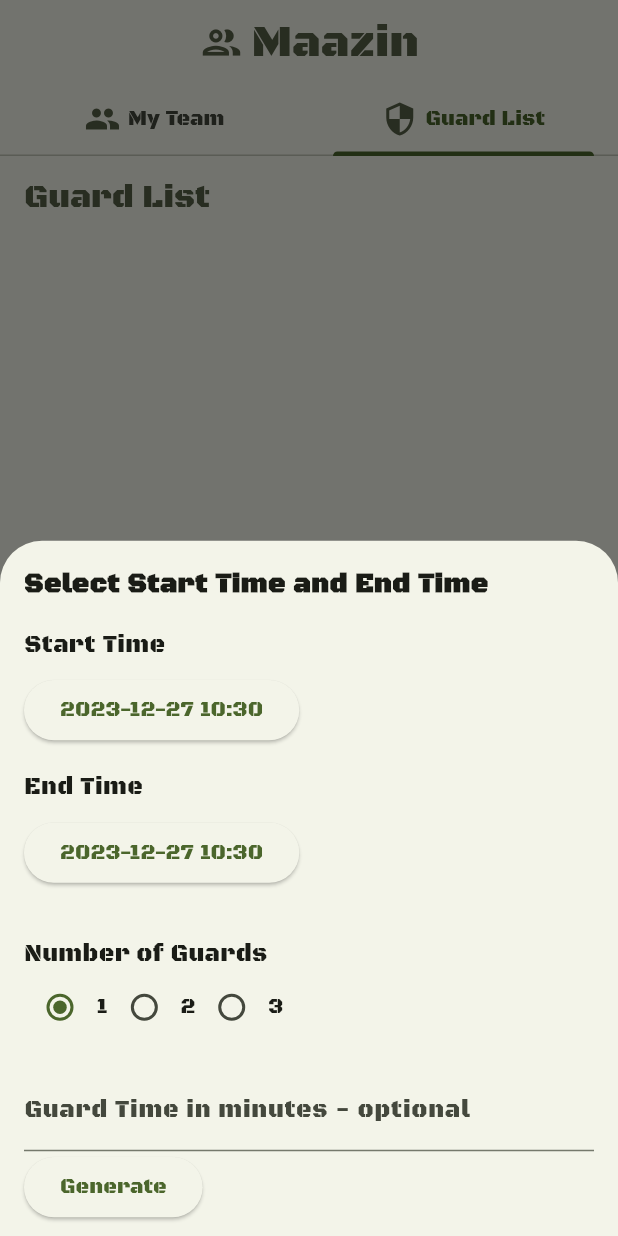
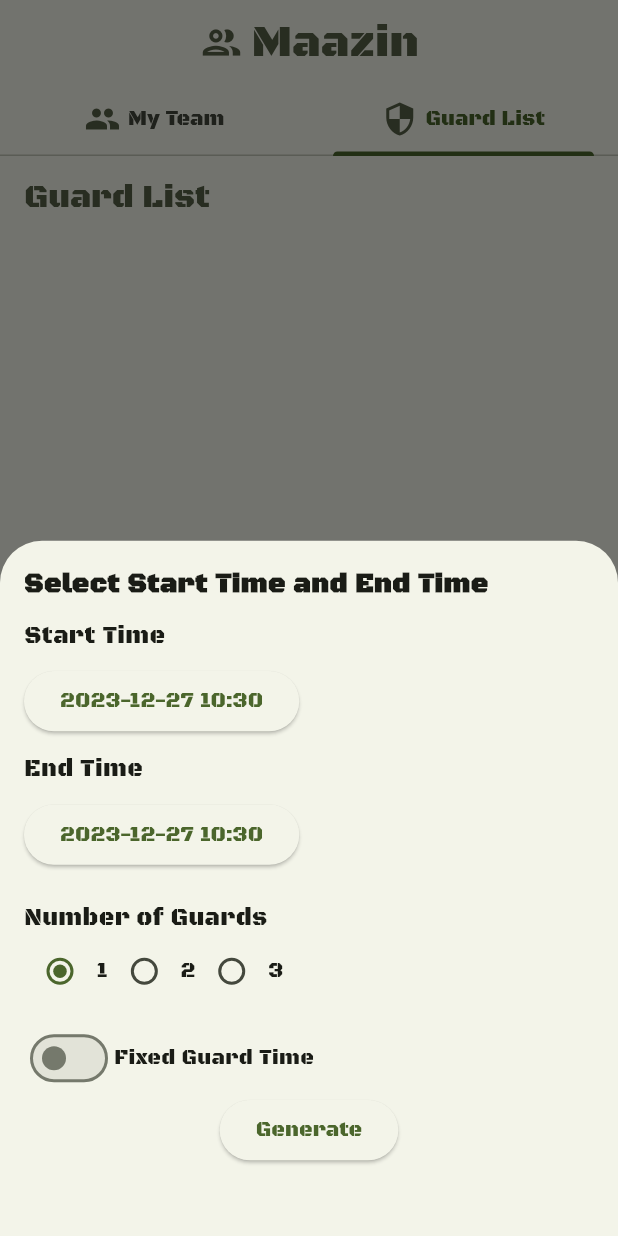
Before and after one commit to RonGissin/maazin_app, a Flutter app: the screen it shows after launch, tab 2 chosen, after a tap on the "edit" icon, on a phone screen of 412 x 824 dp. Run offline on Flutter 3.47's test engine with Material 3 defaults, Android fonts, the phone set to English and light mode, and no system bars; our stand-ins replace shared_preferences.

Commit message:
fix bugs

```diff
--- a/lib/screens/guard_list_screen.dart
+++ b/lib/screens/guard_list_screen.dart
@@ -1,4 +1,5 @@
 import 'package:flutter/material.dart';
+import '../widgets/generate_list_modal.dart'; // Import the GenerateListModal class
 import 'package:maazin_app/guard_list_generator.dart';
 import 'package:maazin_app/models/assigned_team_member.dart';
 import '../models/team_member.dart';
@@ -10,7 +11,7 @@ import '../widgets/number_of_guards_input.dart';
 import 'package:flutter/services.dart';
 
 class GuardListScreen extends StatefulWidget {
-  const GuardListScreen({super.key});
+  const GuardListScreen({Key? key}) : super(key: key);
 
   @override
   _GuardListScreenState createState() => _GuardListScreenState();
@@ -26,23 +27,29 @@ class _GuardListScreenState extends State<GuardListScreen>
   DateTime selectedStartTime = DateTime.now();
   DateTime selectedEndTime = DateTime.now();
   bool isInvalidTime = false;
-  int? intGuardTime ;
+  int? intGuardTime;
   TextEditingController doubleGuardTimeController = TextEditingController();
+  bool isFixedGuardTime = false;
 
   @override
   bool get wantKeepAlive => true;
 
-  void _showGenerateListModal(BuildContext context, DateTime previousStartTime, DateTime previousEndTime) {
+  void _showGenerateListModal(
+      BuildContext context, DateTime previousStartTime, DateTime previousEndTime) {
     showModalBottomSheet(
       context: context,
       builder: (BuildContext context) {
-        return _buildGenerateListModal(context, previousStartTime, previousEndTime);
+        return GenerateListModal(
+          onGenerateList: _generateList, // Pass the callback function
+          previousStartTime: previousStartTime,
+          previousEndTime: previousEndTime,
+        );
       },
     );
   }
 
-Widget _buildGenerateListModal(BuildContext context, DateTime previousStartTime, DateTime previousEndTime) {
-
+  Widget _buildGenerateListModal(
+      BuildContext context, DateTime previousStartTime, DateTime previousEndTime) {
     return Container(
       padding: const EdgeInsets.all(16.0),
       child: Column(
@@ -52,7 +59,7 @@ Widget _buildGenerateListModal(BuildContext context, DateTime previousStartTime,
             'Select Start Time and End Time',
             style: TextStyle(fontSize: 18.0, fontWeight: FontWeight.bold),
           ),
-        const SizedBox(height: 16.0),
+          const SizedBox(height: 10.0),
           DateTimePicker(
             label: 'Start Time',
             initialTime: previousStartTime,
@@ -62,19 +69,18 @@ Widget _buildGenerateListModal(BuildContext context, DateTime previousStartTime,
               });
             },
           ),
-        const SizedBox(height: 16.0),
+          const SizedBox(height: 10.0),
           DateTimePicker(
             label: 'End Time',
             initialTime: previousEndTime,
             onTimeChanged: (DateTime time) {
               setState(() {
                 selectedEndTime = time;
-
                 isInvalidTime = selectedStartTime.isAfter(selectedEndTime);
               });
             },
           ),
-        const SizedBox(height: 16.0),
+          const SizedBox(height: 10.0),
           Visibility(
             visible: isInvalidTime,
             child: Text(
@@ -82,7 +88,7 @@ Widget _buildGenerateListModal(BuildContext context, DateTime previousStartTime,
               style: TextStyle(color: Colors.red),
             ),
           ),
-        const SizedBox(height: 16.0),
+          const SizedBox(height: 10.0),
           NumberOfGuardsInput(
             initialState: numberOfConcurrentGuards,
             onChanged: (value) {
@@ -91,12 +97,26 @@ Widget _buildGenerateListModal(BuildContext context, DateTime previousStartTime,
               });
             },
           ),
-        const SizedBox(height: 16.0),
-            TextField(
+          const SizedBox(height: 10.0),
+          Row(
+            children: [
+              Switch( // Change Checkbox to Switch
+                value: isFixedGuardTime,
+                onChanged: (value) {
+                  setState(() {
+                    isFixedGuardTime = value;
+                  });
+                },
+              ),
+              Text('Fixed Guard Time'),
+            ],
+          ),
+          Visibility(
+            visible: isFixedGuardTime,
+            child: TextField(
               controller: doubleGuardTimeController,
               keyboardType: TextInputType.number,
               onChanged: (value) {
-                // Update the stored value whenever the TextField changes
                 setState(() {
                   intGuardTime = int.tryParse(value);
                 });
@@ -106,7 +126,9 @@ Widget _buildGenerateListModal(BuildContext context, DateTime previousStartTime,
                 hintText: 'Enter guard time in minutes',
               ),
             ),
-        ElevatedButton(
+          ),
+          Center(
+            child: ElevatedButton(
             onPressed: () {
               setState(() {
                 isInvalidTime = selectedStartTime.isAfter(selectedEndTime);
@@ -123,24 +145,52 @@ Widget _buildGenerateListModal(BuildContext context, DateTime previousStartTime,
                   numberOfConcurrentGuards,
                   selectedStartTime,
                   selectedEndTime,
-                intGuardTime
-
+                  isFixedGuardTime ? intGuardTime : null,
                 );
               });
               Navigator.pop(context); // Close the modal
             },
             child: const Text('Generate'),
-        ),
+          )),
         ],
       ),
     );
+  }
+
+  void _generateList(
+    DateTime startTime,
+    DateTime endTime,
+    int? guardTime,
+    int numberOfConcurrentGuards,
+    bool isFixedGuardTime, // Add this parameter
+  ) {
+    setState(() {
+      isInvalidTime = startTime.isAfter(endTime);
+    });
+
+    // Perform validation
+    if (isInvalidTime) {
+      return;
+    }
+
+    // Perform list generation logic here
+    setState(() {
+      guardGroups = generator.generateGuardGroups(
+        teamMembers,
+        numberOfConcurrentGuards,
+        startTime,
+        endTime,
+        isFixedGuardTime ? guardTime : null,
+      );
+    });
+    Navigator.pop(context); // Close the modal
   }
 
   void _showSnackBar(BuildContext context, String message) {
     ScaffoldMessenger.of(context).showSnackBar(
       SnackBar(
         content: Padding(
-          padding: const EdgeInsets.only(bottom: 25.0), // Adjust bottom padding as needed
+          padding: const EdgeInsets.only(bottom: 25.0),
           child: Center(child: Text(message)),
         ),
         duration: Duration(seconds: 2),
@@ -163,7 +213,7 @@ Widget build(BuildContext context) {
       appBar: AppBar(
         title: Text(
           'Guard List',
-          style: TextStyle(color: secondaryColor)
+          style: TextStyle(color: secondaryColor),
         ),
       ),
       body: guardGroupsList,
@@ -174,27 +224,29 @@ Widget build(BuildContext context) {
             padding: const EdgeInsets.only(right: 16.0),
             child: FloatingActionButton(
               onPressed: () {
-              // Handle second FAB press
-              Clipboard.setData(ClipboardData(text: guardGroupsList.getReadableList()));
+                Clipboard.setData(
+                    ClipboardData(text: guardGroupsList.getReadableList()));
                 _showSnackBar(context, 'Copied!');
               },
               child: const Icon(Icons.copy),
-          ),),
-
+            ),
+          ),
           FloatingActionButton(
               onPressed: () {
-              _showGenerateListModal(context, _calculatePresentionTime(selectedStartTime), _calculatePresentionTime(selectedEndTime));
+                _showGenerateListModal(context,
+                    _calculatePresentionTime(selectedStartTime),
+                    _calculatePresentionTime(selectedEndTime));
               },
-            child: const Icon(Icons.edit)
-          ),
+              child: const Icon(Icons.edit)),
           const SizedBox(height: 16.0),
         ],
       ),
     );
   }
 
-  DateTime _calculatePresentionTime(DateTime startTime)
-  {
-    return startTime.difference(DateTime.now()) < Duration.zero ? DateTime.now():startTime;
+  DateTime _calculatePresentionTime(DateTime startTime) {
+    return startTime.difference(DateTime.now()) < Duration.zero
+        ? DateTime.now()
+        : startTime;
   }
 }
--- /dev/null
+++ b/lib/widgets/generate_list_modal.dart
@@ -0,0 +1,142 @@
+import 'package:flutter/material.dart';
+import './datetime_picker.dart';
+import './number_of_guards_input.dart';
+
+class GenerateListModal extends StatefulWidget {
+  final DateTime previousStartTime;
+  final DateTime previousEndTime;
+  final Function(DateTime, DateTime, int?, int, bool) onGenerateList;
+
+  const GenerateListModal({
+    Key? key,
+    required this.previousStartTime,
+    required this.previousEndTime,
+    required this.onGenerateList,
+  }) : super(key: key);
+
+  @override
+  _GenerateListModalState createState() => _GenerateListModalState();
+}
+
+class _GenerateListModalState extends State<GenerateListModal> {
+  DateTime selectedStartTime = DateTime.now();
+  DateTime selectedEndTime = DateTime.now();
+  bool isInvalidTime = false;
+  int numberOfConcurrentGuards = 1;
+  int? intGuardTime;
+  TextEditingController doubleGuardTimeController = TextEditingController();
+  bool isFixedGuardTime = false;
+
+  @override
+  void initState() {
+    super.initState();
+    selectedStartTime = widget.previousStartTime;
+    selectedEndTime = widget.previousEndTime;
+  }
+
+  @override
+  Widget build(BuildContext context) {
+    return Container(
+      padding: const EdgeInsets.all(16.0),
+      child: Column(
+        crossAxisAlignment: CrossAxisAlignment.start,
+        children: [
+          const Text(
+            'Select Start Time and End Time',
+            style: TextStyle(fontSize: 18.0, fontWeight: FontWeight.bold),
+          ),
+          const SizedBox(height: 10.0),
+          DateTimePicker(
+            label: 'Start Time',
+            initialTime: widget.previousStartTime,
+            onTimeChanged: (DateTime time) {
+              setState(() {
+                selectedStartTime = time;
+              });
+            },
+          ),
+          const SizedBox(height: 10.0),
+          DateTimePicker(
+            label: 'End Time',
+            initialTime: widget.previousEndTime,
+            onTimeChanged: (DateTime time) {
+              setState(() {
+                selectedEndTime = time;
+                isInvalidTime = selectedStartTime.isAfter(selectedEndTime);
+              });
+            },
+          ),
+          const SizedBox(height: 10.0),
+          Visibility(
+            visible: isInvalidTime,
+            child: Text(
+              'End time cannot be earlier than start time',
+              style: TextStyle(color: Colors.red),
+            ),
+          ),
+          const SizedBox(height: 10.0),
+          NumberOfGuardsInput(
+            initialState: numberOfConcurrentGuards,
+            onChanged: (value) {
+              setState(() {
+                numberOfConcurrentGuards = value;
+              });
+            },
+          ),
+          const SizedBox(height: 10.0),
+          Row(
+            children: [
+              Switch(
+                value: isFixedGuardTime,
+                onChanged: (value) {
+                  setState(() {
+                    isFixedGuardTime = value;
+                  });
+                },
+              ),
+              Text('Fixed Guard Time'),
+            ],
+          ),
+          Visibility(
+            visible: isFixedGuardTime,
+            child: TextField(
+              controller: doubleGuardTimeController,
+              keyboardType: TextInputType.number,
+              onChanged: (value) {
+                setState(() {
+                  intGuardTime = int.tryParse(value);
+                });
+              },
+              decoration: InputDecoration(
+                labelText: 'Guard Time in minutes - optional',
+                hintText: 'Enter guard time in minutes',
+              ),
+            ),
+          ),
+          Center(
+            child: ElevatedButton(
+              onPressed: () {
+                setState(() {
+                  isInvalidTime = selectedStartTime.isAfter(selectedEndTime);
+                });
+                // Perform validation
+                if (isInvalidTime) {
+                  return;
+                }
+
+                widget.onGenerateList(
+                  selectedStartTime,
+                  selectedEndTime,
+                  isFixedGuardTime ? intGuardTime : null,
+                  numberOfConcurrentGuards,
+                  isFixedGuardTime
+                );
+              },
+              child: const Text('Generate'),
+            ),
+          ),
+        ],
+      ),
+    );
+  }
+}
```
Lines whose indentation alone changed are shown as unchanged.
